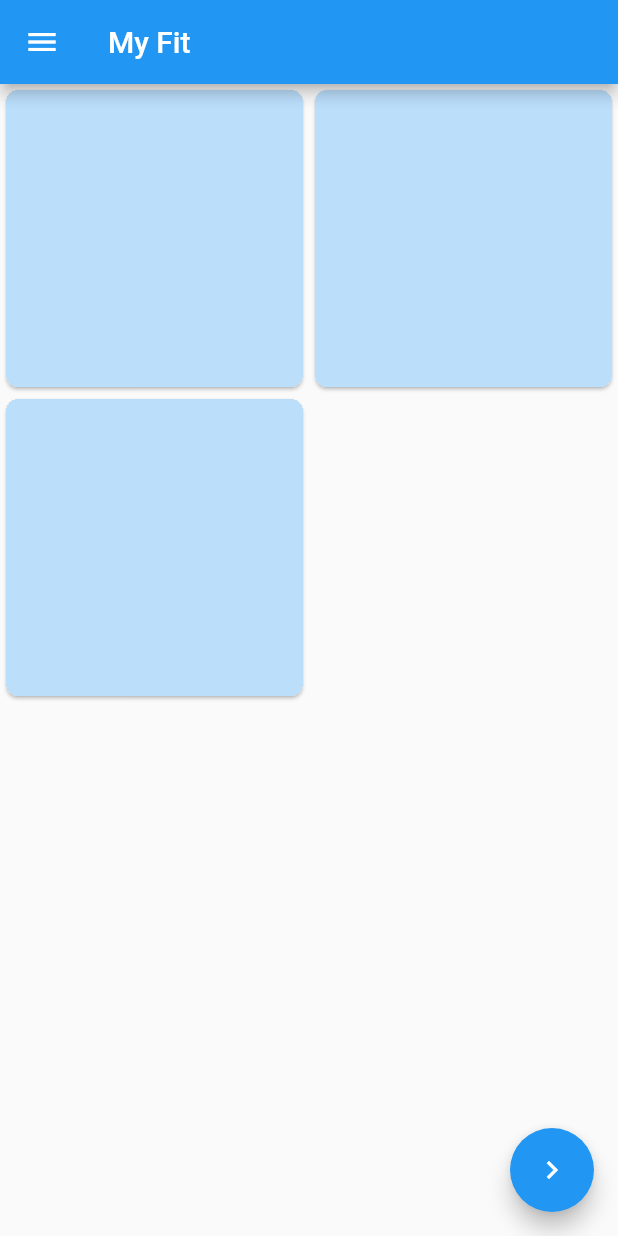
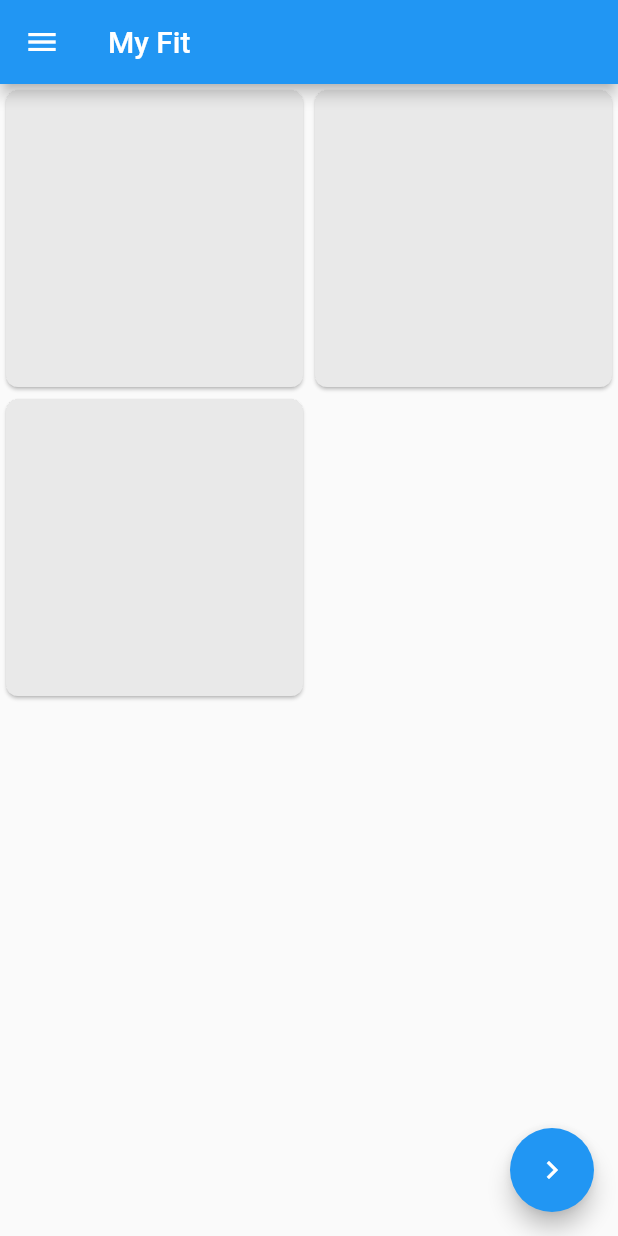
Before and after one commit to chernodub/my-fit-flutter-uni, a Flutter app: the first screen one second after launch, on a phone screen of 412 x 824 dp. Run offline on Flutter 3.47's test engine with Material 2 defaults, Android fonts, the phone set to English and light mode, and no system bars; our stand-ins replace validators; accounts and stored records are empty.

Commit message:
Improve color of splash cards

```diff
--- a/lib/home-page.dart
+++ b/lib/home-page.dart
@@ -62,7 +62,7 @@ class _HomePageState extends State<HomePage> {
 
   Widget _buildItemCard(Item item) {
     final cardRadius = 8.0;
-    final cardBackgroundColor = Theme.of(context).primaryColorLight;
+    final cardBackgroundColor = Theme.of(context).splashColor;
     final onTapAction = _getOnItemTapAction(item);
 
     /// TODO refactor this logic
```
